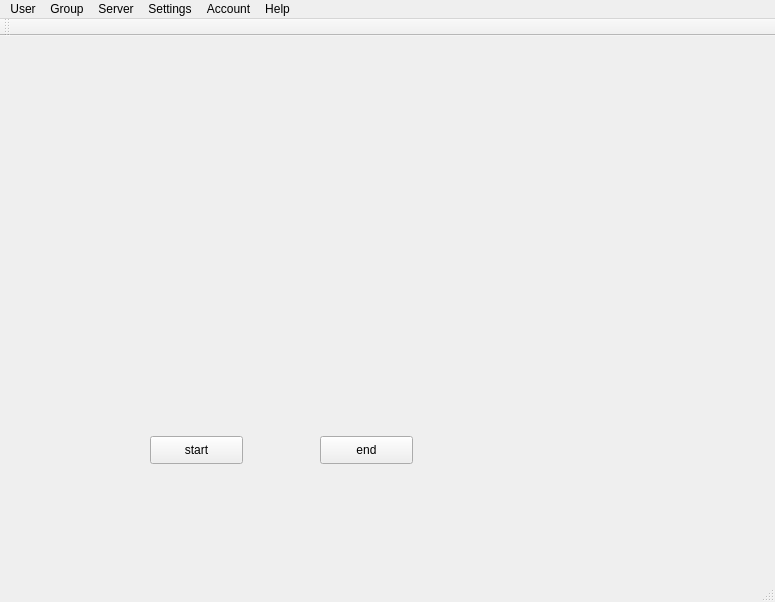
Qt form ChatServer/ChatServer.ui (lmhmx/ChatProject) before a commit.
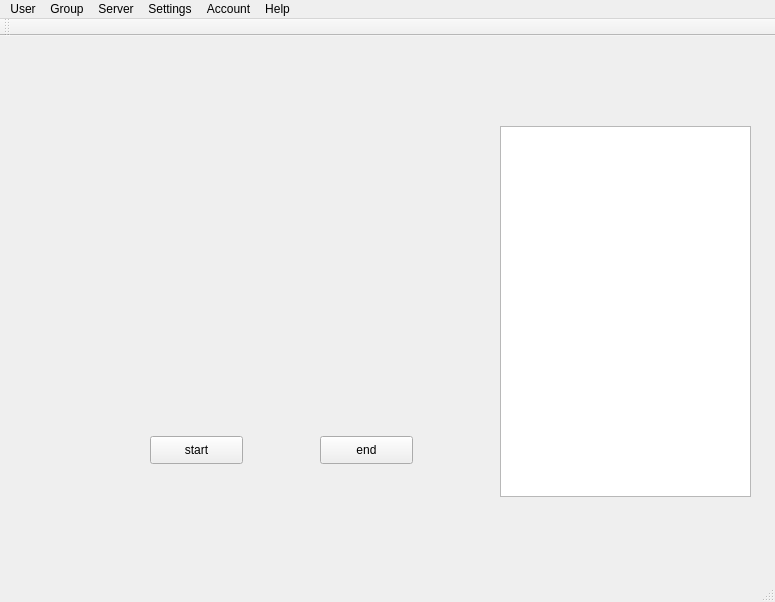
The same form after that commit.

Commit message: add info show to server

Diff of the .ui file:
```diff
--- a/ChatServer/ChatServer.ui
+++ b/ChatServer/ChatServer.ui
@@ -45,7 +45,7 @@
      <rect>
       <x>70</x>
       <y>50</y>
-      <width>461</width>
+      <width>401</width>
       <height>321</height>
      </rect>
     </property>
@@ -60,6 +60,16 @@
      </rect>
     </property>
    </widget>
+   <widget class="QTextEdit" name="textEdit_Info">
+    <property name="geometry">
+     <rect>
+      <x>500</x>
+      <y>90</y>
+      <width>251</width>
+      <height>371</height>
+     </rect>
+    </property>
+   </widget>
   </widget>
   <widget class="QMenuBar" name="menuBar">
    <property name="geometry">
```
Left out of the diff: 2 changed lines with no effect on the pictures. The commit also changes 5 other files.
